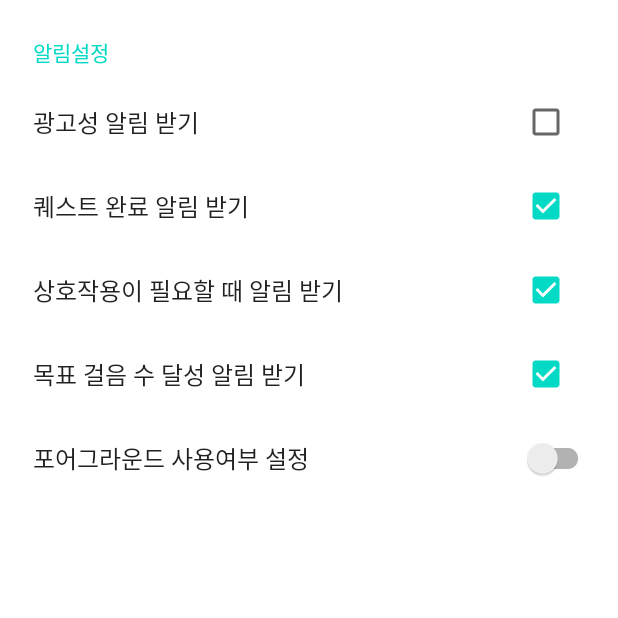
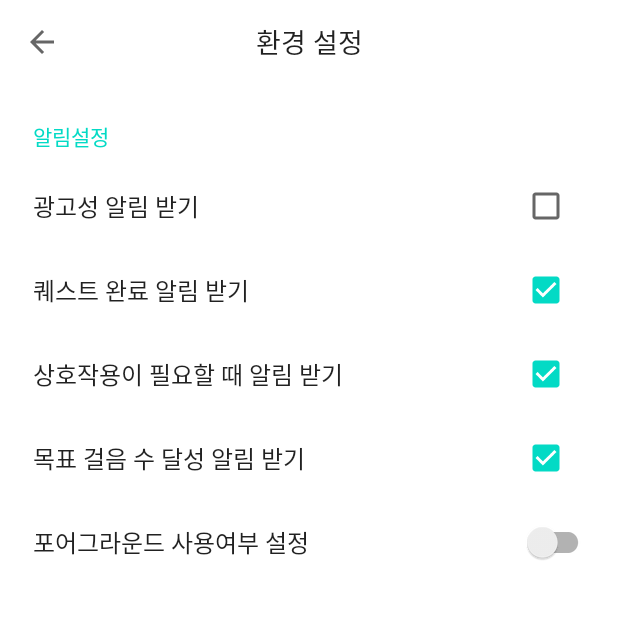
Before and after one commit to Lab-TeamProjects/My-Walking-Pet, an Android app: the NoticeSettingActivity screen opened directly, with no data from a screen before it, on a phone screen of 412 x 824 dp, the top half of it. Run offline under Robolectric (Android 15) with nearby library versions, the phone set to English and light mode, and no system bars; our stand-ins replace androidx.preference.

Commit message:
Add Profile_Setting

```diff
--- a/app/src/main/java/com/lab_team_projects/my_walking_pet/setting/NoticeSettingActivity.java
+++ b/app/src/main/java/com/lab_team_projects/my_walking_pet/setting/NoticeSettingActivity.java
@@ -3,21 +3,31 @@ package com.lab_team_projects.my_walking_pet.setting;
 import android.content.Intent;
 import android.content.SharedPreferences;
 import android.os.Bundle;
+import android.view.View;
 
 import androidx.appcompat.app.ActionBar;
 import androidx.appcompat.app.AppCompatActivity;
 import androidx.preference.PreferenceFragmentCompat;
 import androidx.preference.PreferenceManager;
 
+import com.google.android.material.appbar.MaterialToolbar;
 import com.lab_team_projects.my_walking_pet.R;
+import com.lab_team_projects.my_walking_pet.databinding.ActivityProfileSettingBinding;
+import com.lab_team_projects.my_walking_pet.databinding.SettingsActivityBinding;
 import com.lab_team_projects.my_walking_pet.walk_count.WalkCountForeGroundService;
 
 public class NoticeSettingActivity extends AppCompatActivity {
 
+    SettingsActivityBinding binding;
+
     @Override
     protected void onCreate(Bundle savedInstanceState) {
         super.onCreate(savedInstanceState);
-        setContentView(R.layout.settings_activity);
+        binding = SettingsActivityBinding.inflate(getLayoutInflater());
+        setContentView(binding.getRoot());
+
+        binding.toolbar.setNavigationOnClickListener(v -> onBackPressed());
+
         if (savedInstanceState == null) {
             getSupportFragmentManager()
                     .beginTransaction()
--- a/app/src/main/java/com/lab_team_projects/my_walking_pet/setting/ProfileSettingActivity.java
+++ b/app/src/main/java/com/lab_team_projects/my_walking_pet/setting/ProfileSettingActivity.java
@@ -5,6 +5,7 @@ import androidx.appcompat.widget.Toolbar;
 
 import android.os.Bundle;
 import android.view.MenuItem;
+import android.view.View;
 import android.widget.Button;
 import android.widget.ImageButton;
 import android.widget.Toast;
@@ -12,19 +13,22 @@ import android.widget.Toast;
 import com.google.android.material.appbar.AppBarLayout;
 import com.google.android.material.appbar.MaterialToolbar;
 import com.lab_team_projects.my_walking_pet.R;
+import com.lab_team_projects.my_walking_pet.databinding.ActivityProfileSettingBinding;
+import com.lab_team_projects.my_walking_pet.databinding.SettingsActivityBinding;
 
 public class ProfileSettingActivity extends AppCompatActivity {
 
-    MaterialToolbar toolbar;
+    ActivityProfileSettingBinding binding;
+
     ImageButton ibSave;
 
     @Override
     protected void onCreate(Bundle savedInstanceState) {
         super.onCreate(savedInstanceState);
-        setContentView(R.layout.activity_profile_setting);
 
-        // 툴바 적용
-        toolbar = (MaterialToolbar) findViewById(R.id.toolbar);
-        getSupportActionBar().setDisplayHomeAsUpEnabled(true);
+        binding = ActivityProfileSettingBinding.inflate(getLayoutInflater());
+        setContentView(binding.getRoot());
+
+        binding.toolbar.setNavigationOnClickListener(v -> onBackPressed());
     }
 }
--- a/app/src/main/java/com/lab_team_projects/my_walking_pet/walk_count/WalkCountForeGroundService.java
+++ b/app/src/main/java/com/lab_team_projects/my_walking_pet/walk_count/WalkCountForeGroundService.java
@@ -23,7 +23,8 @@ import com.lab_team_projects.my_walking_pet.R;
 import com.lab_team_projects.my_walking_pet.game.Walk;
 import com.lab_team_projects.my_walking_pet.setting.NoticeSettingActivity;
 
-public class WalkCountForeGroundService extends Service {
+public class WalkCountForeGroundService extends Service implements SensorEventListener {
+
 
     public BackgroundTask task;
     public int value = 0;
--- a/app/src/main/res/layout/settings_activity.xml
+++ b/app/src/main/res/layout/settings_activity.xml
@@ -1,6 +1,30 @@
 <LinearLayout xmlns:android="http://schemas.android.com/apk/res/android"
     android:layout_width="match_parent"
-    android:layout_height="match_parent">
+    android:layout_height="match_parent"
+    xmlns:app="http://schemas.android.com/apk/res-auto"
+    android:orientation="vertical">
+
+    <com.google.android.material.appbar.AppBarLayout
+        app:layout_constraintTop_toTopOf="parent"
+        android:id="@+id/appBarLayout"
+        android:layout_width="match_parent"
+        android:layout_height="wrap_content"
+        app:liftOnScroll="true"
+        android:elevation="1dp">
+
+        <com.google.android.material.appbar.MaterialToolbar
+            android:id="@+id/toolbar"
+            style="@style/Widget.MaterialComponents.Toolbar.Surface"
+            android:layout_width="match_parent"
+            android:layout_height="wrap_content"
+            app:navigationIcon="?attr/homeAsUpIndicator"
+            app:title="환경 설정"
+            app:titleCentered="true"
+            app:titleTextAppearance="@style/Toolbar.TitleText" >
+
+        </com.google.android.material.appbar.MaterialToolbar>
+    </com.google.android.material.appbar.AppBarLayout>
+
 
     <FrameLayout
         android:id="@+id/settings"
```
Lines whose indentation alone changed are shown as unchanged.
